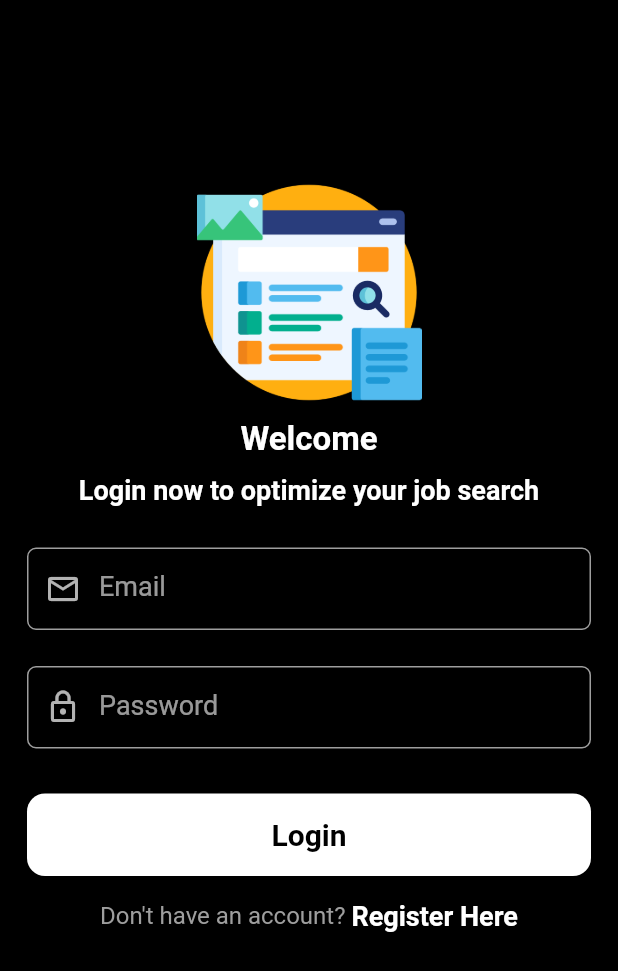
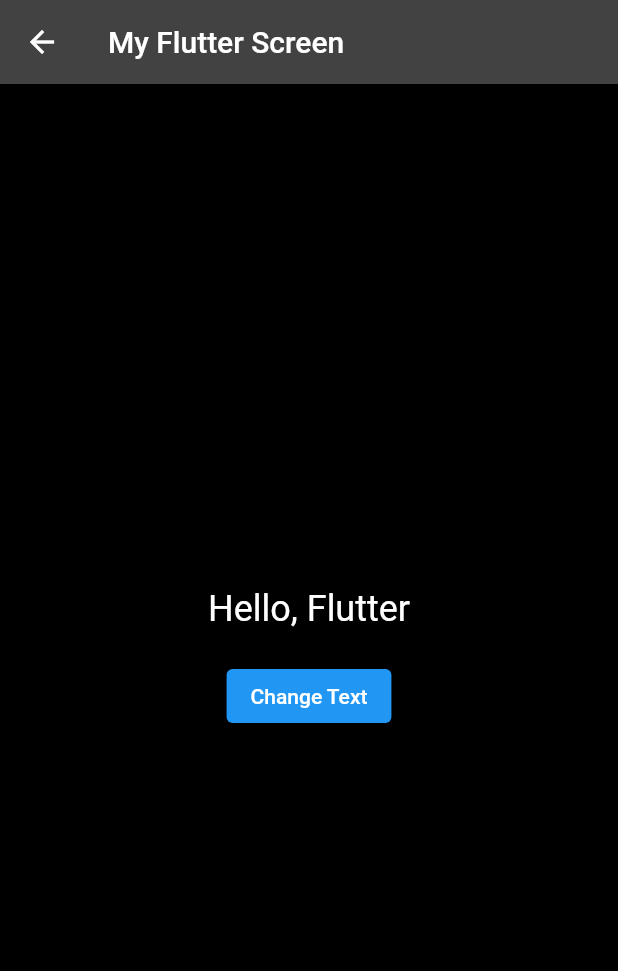
Before and after one commit to aflores2002/flutter_app, a Flutter app: the screen it shows after launch, after a tap on "Login", on a phone screen of 412 x 824 dp. Shown: the top 971 px of the screen. Run offline on Flutter 3.47's test engine with Material 2 defaults, Android fonts, the phone set to English and light mode, and no system bars; our stand-ins replace get, image_picker.

Commit message:
first commit

```diff
--- a/lib/authenticationScreen/login_screen.dart
+++ b/lib/authenticationScreen/login_screen.dart
@@ -3,6 +3,7 @@ import 'package:flutter_app/authenticationScreen/registration_screen.dart';
 import 'package:flutter_app/widgets/custom_text_field_widget.dart';
 import 'package:get/get.dart';
 import 'package:get/route_manager.dart';
+import 'package:flutter_app/jobMatchScreen/job_match_screen.dart';
 
 class LoginScreen extends StatefulWidget {
   const LoginScreen({super.key});
@@ -107,7 +108,9 @@ class _LoginScreenState extends State<LoginScreen> {
                       Radius.circular(12),
                     )),
                 child: InkWell(
-                  onTap: () {},
+                  onTap: () {
+                    Get.to(const MatchSreen());
+                  },
                   child: const Center(
                     child: Text(
                       "Login",
@@ -140,7 +143,7 @@ class _LoginScreenState extends State<LoginScreen> {
                   ),
                   InkWell(
                     onTap: () {
-                      Get.to(RegistrationScreen());
+                      Get.to(const RegistrationScreen());
                     },
                     child: const Text(
                       "Register Here",
@@ -161,7 +164,7 @@ class _LoginScreenState extends State<LoginScreen> {
 
               // if showLoadingBar becomes true then display... otherwise if it's empty display an empty container
               showLoadingBar == true
-                  ? CircularProgressIndicator(
+                  ? const CircularProgressIndicator(
                       valueColor: AlwaysStoppedAnimation<Color>(Colors.pink),
                     )
                   : Container(),
--- a/lib/authenticationScreen/registration_screen.dart
+++ b/lib/authenticationScreen/registration_screen.dart
@@ -159,7 +159,7 @@ class _RegistrationScreenState extends State<RegistrationScreen> {
               ),
 
               // PERSONAL INFO
-              Text(
+              const Text(
                 "Personal Info:",
                 style: TextStyle(
                   color: Colors.white,
@@ -338,7 +338,7 @@ class _RegistrationScreenState extends State<RegistrationScreen> {
               ),
 
               // Skills Section
-              Text(
+              const Text(
                 "Skills:",
                 style: TextStyle(
                   color: Colors.white,
@@ -371,7 +371,7 @@ class _RegistrationScreenState extends State<RegistrationScreen> {
               ),
 
               // Experience Section
-              Text(
+              const Text(
                 "Professional Experience:",
                 style: TextStyle(
                   color: Colors.white,
@@ -422,7 +422,7 @@ class _RegistrationScreenState extends State<RegistrationScreen> {
               ),
 
               // Interest Section
-              Text(
+              const Text(
                 "Interests:",
                 style: TextStyle(
                   color: Colors.white,
@@ -517,7 +517,7 @@ class _RegistrationScreenState extends State<RegistrationScreen> {
 
               // if showLoadingBar becomes true then display... otherwise if it's empty display an empty container
               showLoadingBar == true
-                  ? CircularProgressIndicator(
+                  ? const CircularProgressIndicator(
                       valueColor: AlwaysStoppedAnimation<Color>(Colors.pink),
                     )
                   : Container(),
--- /dev/null
+++ b/lib/jobMatchScreen/job_match_screen.dart
@@ -0,0 +1,44 @@
+import 'package:flutter/material.dart';
+
+class MatchSreen extends StatefulWidget {
+  @override
+  const MatchSreen({super.key});
+
+  _MatchSreenState createState() => _MatchSreenState();
+}
+
+class _MatchSreenState extends State<MatchSreen> {
+  String _displayText = 'Hello, Flutter';
+
+  // Event handler for a button click
+  void _changeText() {
+    setState(() {
+      _displayText = 'Button Clicked!';
+    });
+  }
+
+  @override
+  Widget build(BuildContext context) {
+    return Scaffold(
+      appBar: AppBar(
+        title: Text('My Flutter Screen'),
+      ),
+      body: Center(
+        child: Column(
+          mainAxisAlignment: MainAxisAlignment.center,
+          children: <Widget>[
+            Text(
+              _displayText,
+              style: TextStyle(fontSize: 24),
+            ),
+            SizedBox(height: 20),
+            ElevatedButton(
+              onPressed: _changeText,
+              child: Text('Change Text'),
+            ),
+          ],
+        ),
+      ),
+    );
+  }
+}
--- a/lib/main.dart
+++ b/lib/main.dart
@@ -2,7 +2,7 @@ import 'package:flutter/material.dart';
 import 'package:flutter_app/authenticationScreen/login_screen.dart';
 import 'package:flutter_app/controllers/authentication_controller.dart';
 import 'package:get/get.dart';
-import 'package:get/route_manager.dart';
+import 'package:flutter_app/jobMatchScreen/job_match_screen.dart';
 
 void main() async {
   WidgetsFlutterBinding.ensureInitialized();
@@ -22,7 +22,7 @@ class MyApp extends StatelessWidget {
       title: 'swipeApply',
       theme: ThemeData.dark().copyWith(scaffoldBackgroundColor: Colors.black),
       debugShowCheckedModeBanner: false,
-      home: LoginScreen(),
+      home: const LoginScreen(),
     );
   }
 }
--- a/lib/widgets/custom_text_field_widget.dart
+++ b/lib/widgets/custom_text_field_widget.dart
@@ -25,7 +25,7 @@ class CustomTextFieldWidget extends StatelessWidget {
           prefixIcon: iconData != null
               ? Icon(iconData)
               : Padding(
-                  padding: EdgeInsets.all(8),
+                  padding: const EdgeInsets.all(8),
                   child: Image.asset(assetRef.toString()),
                 ),
           labelStyle: const TextStyle(
```
Also changed, not shown: 3 other files.
